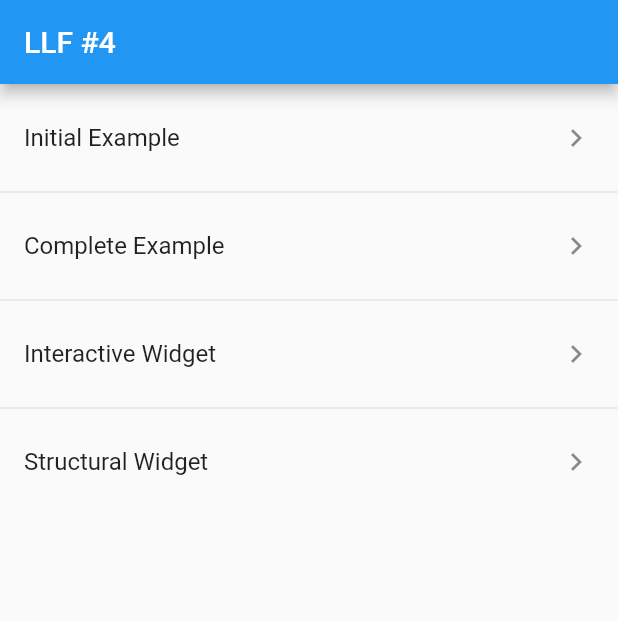
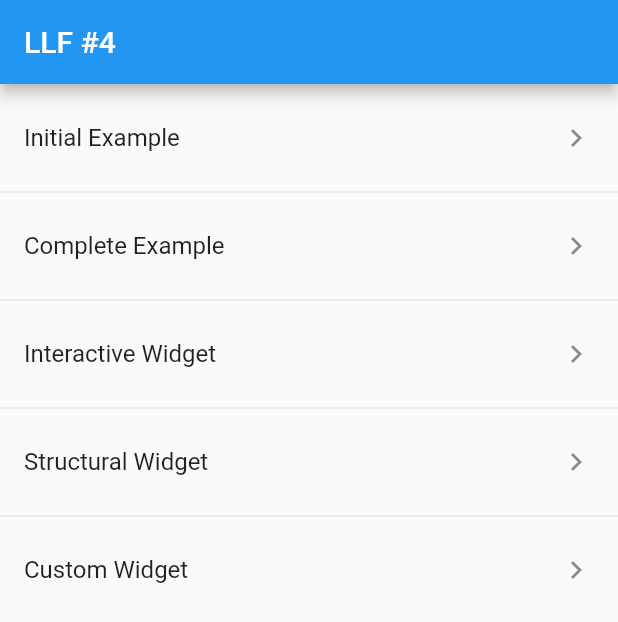
Before and after one commit to nombrekeff/lets-learn-flutter, a Flutter app: the screen it shows after launch, on a phone screen of 412 x 824 dp. Shown: the top 622 px of the screen. Run offline on Flutter 3.47's test engine with Material 2 defaults, Android fonts, the phone set to English and light mode, and no system bars.

Commit message:
feat: added custom widget example

```diff
--- a/apps/llf_4_what_are_widgets/lib/main.dart
+++ b/apps/llf_4_what_are_widgets/lib/main.dart
@@ -1,5 +1,6 @@
 import 'package:flutter/material.dart';
 import 'package:llf_4_what_are_widgets/screens/complete_example_screen.dart';
+import 'package:llf_4_what_are_widgets/screens/custom_widgets_screen.dart';
 import 'package:llf_4_what_are_widgets/screens/initial_example_screen.dart';
 import 'package:llf_4_what_are_widgets/screens/interactive_widget_screen.dart';
 import 'package:llf_4_what_are_widgets/screens/structural_widget_screen.dart';
@@ -22,6 +23,7 @@ class _MyAppState extends State<MyApp> {
         'interactive-example': (ctx) => const InteractiveWidgetScreen(),
         'structural-example': (ctx) => const StructuralWidgetScreen(),
         'complete-example': (ctx) => const CompleteExampleScreen(),
+        'custom-example': (ctx) => const CustomWidgetScreen(),
       },
       home: Scaffold(
         appBar: AppBar(
@@ -64,6 +66,14 @@ class _MyAppState extends State<MyApp> {
                     },
                     trailing: const Icon(Icons.chevron_right),
                   ),
+                  const Divider(),
+                  ListTile(
+                    title: const Text('Custom Widget'),
+                    onTap: () {
+                      Navigator.of(context).pushNamed('custom-example');
+                    },
+                    trailing: const Icon(Icons.chevron_right),
+                  ),
                 ],
               );
             },
```
Also changed, not shown: apps/llf_4_what_are_widgets/lib/screens/custom_widgets_screen.dart (added, +30 -0 lines), apps/llf_4_what_are_widgets/lib/widgets/todo_list_item.dart (added, +26 -0 lines).
